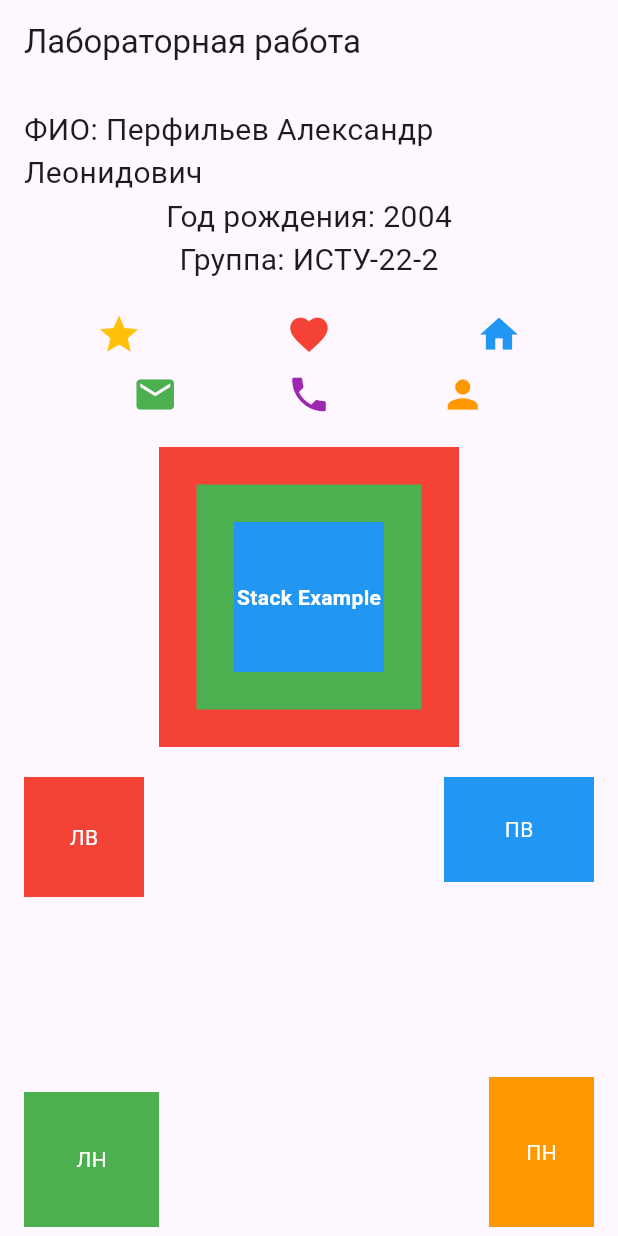
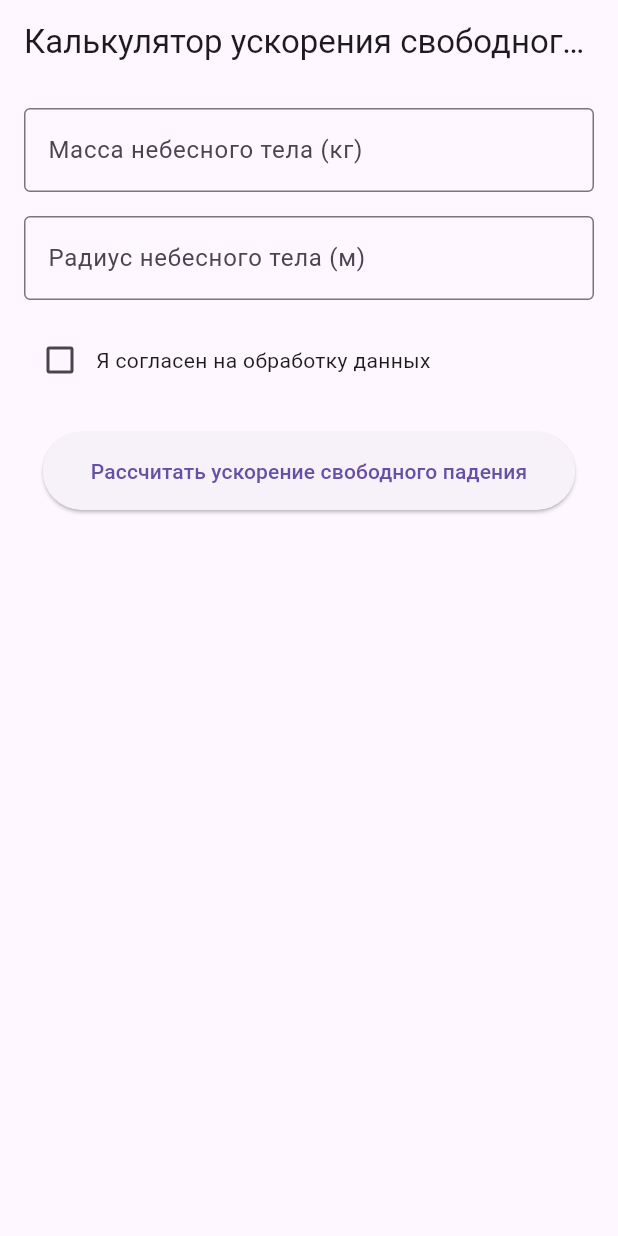
Before and after one commit to Alex-i-ART/Flutter, a Flutter app: the screen it shows after launch, on a phone screen of 412 x 824 dp. Run offline on Flutter 3.47's test engine with Material 3 defaults, Android fonts, the phone set to English and light mode, and no system bars.

Commit message:
Сделан калькулятор расчёта ускорения свободного падения.

```diff
--- a/lib/main.dart
+++ b/lib/main.dart
@@ -8,178 +8,322 @@ class MyApp extends StatelessWidget {
   @override
   Widget build(BuildContext context) {
     return MaterialApp(
-      home: Scaffold(
-        appBar: AppBar(
-          title: Text('Лабораторная работа'),
-        ),
-        body: MyHomePage(),
+      title: 'Калькулятор ускорения свободного падения',
+      theme: ThemeData(
+        primarySwatch: Colors.blue,
+        visualDensity: VisualDensity.adaptivePlatformDensity,
       ),
+      home: GravityCalculatorFirstScreen(),
     );
   }
 }
 
-class MyHomePage extends StatelessWidget {
+class GravityCalculatorFirstScreen extends StatefulWidget {
+  @override
+  _GravityCalculatorFirstScreenState createState() => _GravityCalculatorFirstScreenState();
+}
+
+class _GravityCalculatorFirstScreenState extends State<GravityCalculatorFirstScreen> {
+  final _formKey = GlobalKey<FormState>();
+  final TextEditingController _massController = TextEditingController();
+  final TextEditingController _radiusController = TextEditingController();
+  bool _isAgreed = false;
+  bool _isValidating = false;
+
+  static const double G = 6.67430e-11;
+
   @override
   Widget build(BuildContext context) {
-    return SingleChildScrollView(
-      padding: EdgeInsets.all(16.0),
-      child: Center(
-        child: Column(
-          mainAxisAlignment: MainAxisAlignment.center,
+    return Scaffold(
+      appBar: AppBar(
+        title: Text('Калькулятор ускорения свободного падения'),
+      ),
+      body: Form(
+        key: _formKey,
+        child: ListView(
+          padding: const EdgeInsets.all(16.0),
           children: [
-            // Текстовые виджеты в Column
-            Column(
+            // Поле ввода массы
+            TextFormField(
+              controller: _massController,
+              keyboardType: TextInputType.numberWithOptions(decimal: true),
+              decoration: InputDecoration(
+                labelText: 'Масса небесного тела (кг)',
+                hintText: 'Например: 5.972e24',
+                border: OutlineInputBorder(),
+              ),
+              validator: (value) {
+                if (value == null || value.isEmpty) {
+                  return 'Пожалуйста, введите массу';
+                }
+                final normalizedValue = value.replaceAll(',', '.');
+                final mass = double.tryParse(normalizedValue);
+                if (mass == null) {
+                  return 'Пожалуйста, введите корректное число';
+                }
+                if (mass <= 0) {
+                  return 'Масса должна быть больше 0';
+                }
+                return null;
+              },
+            ),
+            SizedBox(height: 16),
+
+            // Поле ввода радиуса
+            TextFormField(
+              controller: _radiusController,
+              keyboardType: TextInputType.numberWithOptions(decimal: true),
+              decoration: InputDecoration(
+                labelText: 'Радиус небесного тела (м)',
+                hintText: 'Например: 6371000',
+                border: OutlineInputBorder(),
+              ),
+              validator: (value) {
+                if (value == null || value.isEmpty) {
+                  return 'Пожалуйста, введите радиус';
+                }
+                final normalizedValue = value.replaceAll(',', '.');
+                final radius = double.tryParse(normalizedValue);
+                if (radius == null) {
+                  return 'Пожалуйста, введите корректное число';
+                }
+                if (radius <= 0) {
+                  return 'Радиус должен быть больше 0';
+                }
+                return null;
+              },
+            ),
+            SizedBox(height: 16),
+
+            // Чекбокс согласия
+            Row(
               children: [
-                Text('ФИО: Перфильев Александр Леонидович', style: TextStyle(fontSize: 20)),
-                Text('Год рождения: 2004', style: TextStyle(fontSize: 20)),
-                Text('Группа: ИСТУ-22-2', style: TextStyle(fontSize: 20)),
-                SizedBox(height: 20),
-              ],
-            ),
-
-            // Виджеты Row с иконками
-            Column(
-              children: [
-                Row(
-                  mainAxisAlignment: MainAxisAlignment.spaceAround,
-                  children: [
-                    Icon(Icons.star, size: 30, color: Colors.amber),
-                    Icon(Icons.favorite, size: 30, color: Colors.red),
-                    Icon(Icons.home, size: 30, color: Colors.blue),
-                  ],
+                Checkbox(
+                  value: _isAgreed,
+                  onChanged: (bool? value) {
+                    setState(() {
+                      _isAgreed = value ?? false;
+                    });
+                  },
                 ),
-                SizedBox(height: 10),
-                Row(
-                  mainAxisAlignment: MainAxisAlignment.spaceEvenly,
-                  children: [
-                    Icon(Icons.email, size: 30, color: Colors.green),
-                    Icon(Icons.phone, size: 30, color: Colors.purple),
-                    Icon(Icons.person, size: 30, color: Colors.orange),
-                  ],
-                ),
-                SizedBox(height: 20),
-              ],
-            ),
-
-            // Виджет Stack с контейнерами
-            Stack(
-              alignment: Alignment.center,
-              children: [
-                Container(color: Colors.red, width: 200, height: 200),
-                Container(color: Colors.green, width: 150, height: 150),
-                Container(color: Colors.blue, width: 100, height: 100),
-                Text('Stack Example', style: TextStyle(color: Colors.white, fontWeight: FontWeight.bold)),
-              ],
-            ),
-            SizedBox(height: 20),
-
-            // НОВЫЙ Stack с контейнерами по углам
-            Container(
-              height: 300, // Высота для Stack
-              child: Stack(
-                children: [
-                  // Левый верхний угол
-                  Positioned(
-                    top: 0,
-                    left: 0,
-                    child: Container(
-                      width: 80,
-                      height: 80,
-                      color: Colors.red,
-                      child: Center(child: Text('ЛВ', style: TextStyle(color: Colors.white))),
+                Expanded(
+                  child: GestureDetector(
+                    onTap: () {
+                      setState(() {
+                        _isAgreed = !_isAgreed;
+                      });
+                    },
+                    child: Text(
+                      'Я согласен на обработку данных',
+                      style: TextStyle(
+                        color: _isValidating && !_isAgreed ? Colors.red : null,
+                      ),
                     ),
                   ),
-
-                  // Правый верхний угол
-                  Positioned(
-                    top: 0,
-                    right: 0,
-                    child: Container(
-                      width: 100,
-                      height: 70,
-                      color: Colors.blue,
-                      child: Center(child: Text('ПВ', style: TextStyle(color: Colors.white))),
-                    ),
-                  ),
-
-                  // Левый нижний угол
-                  Positioned(
-                    bottom: 0,
-                    left: 0,
-                    child: Container(
-                      width: 90,
-                      height: 90,
-                      color: Colors.green,
-                      child: Center(child: Text('ЛН', style: TextStyle(color: Colors.white))),
-                    ),
-                  ),
-
-                  // Правый нижний угол
-                  Positioned(
-                    bottom: 0,
-                    right: 0,
-                    child: Container(
-                      width: 70,
-                      height: 100,
-                      color: Colors.orange,
-                      child: Center(child: Text('ПН', style: TextStyle(color: Colors.white))),
-                    ),
-                  ),
-                ],
-              ),
-            ),
-            SizedBox(height: 20),
-
-            // Текстовые виджеты в Wrap
-            Wrap(
-              spacing: 8.0,
-              runSpacing: 8.0,
-              children: [
-                Container(
-                  padding: EdgeInsets.all(8.0),
-                  color: Colors.amber,
-                  child: Text('ФИО: Перфиьев Александр Леоинидович'),
-                ),
-                Container(
-                  padding: EdgeInsets.all(8.0),
-                  color: Colors.lightBlue,
-                  child: Text('Год рождения: 2004'),
-                ),
-                Container(
-                  padding: EdgeInsets.all(8.0),
-                  color: Colors.lightGreen,
-                  child: Text('Группа: ИСТУ-22-2'),
-                ),
-                Container(
-                  padding: EdgeInsets.all(8.0),
-                  color: Colors.pinkAccent,
-                  child: Text('Специальность: Программист'),
-                ),
-                Container(
-                  padding: EdgeInsets.all(8.0),
-                  color: Colors.deepPurpleAccent,
-                  child: Text('Курс: 4'),
                 ),
               ],
             ),
+            if (_isValidating && !_isAgreed)
+              Padding(
+                padding: const EdgeInsets.only(left: 8.0, top: 4.0),
+                child: Text(
+                  'Необходимо согласие на обработку данных',
+                  style: TextStyle(
+                    color: Colors.red,
+                    fontSize: 12,
+                  ),
+                ),
+              ),
 
-            // Original Wrap с цветными контейнерами
-            SizedBox(height: 20),
-            Wrap(
-              spacing: 8.0,
-              runSpacing: 8.0,
-              children: List.generate(6, (index) {
-                return Container(
-                  width: 100,
-                  height: 100,
-                  color: Colors.primaries[index % Colors.primaries.length],
-                  child: Center(child: Text('Container $index', style: TextStyle(color: Colors.white))),
-                );
-              }),
+            SizedBox(height: 24),
+
+            // Кнопка расчета
+            Center(
+              child: ElevatedButton(
+                onPressed: _calculateGravity,
+                child: Text('Рассчитать ускорение свободного падения'),
+                style: ElevatedButton.styleFrom(
+                  padding: EdgeInsets.symmetric(horizontal: 32, vertical: 16),
+                ),
+              ),
             ),
+            SizedBox(height: 100),
           ],
         ),
       ),
     );
   }
+
+  void _calculateGravity() {
+    setState(() {
+      _isValidating = true;
+    });
+
+    if (!_formKey.currentState!.validate()) {
+      return;
+    }
+
+    if (!_isAgreed) {
+      return;
+    }
+
+    final normalizedMass = _massController.text.replaceAll(',', '.');
+    final normalizedRadius = _radiusController.text.replaceAll(',', '.');
+
+    final mass = double.tryParse(normalizedMass);
+    final radius = double.tryParse(normalizedRadius);
+
+    if (mass == null || radius == null) {
+      ScaffoldMessenger.of(context).showSnackBar(
+        SnackBar(
+          content: Text('Ошибка при преобразовании чисел'),
+          backgroundColor: Colors.red,
+        ),
+      );
+      return;
+    }
+
+    Navigator.push(
+      context,
+      MaterialPageRoute(
+        builder: (context) => GravityResultScreen(
+          mass: mass,
+          radius: radius,
+        ),
+      ),
+    );
+  }
+
+  @override
+  void dispose() {
+    _massController.dispose();
+    _radiusController.dispose();
+    super.dispose();
+  }
 }
+
+class GravityResultScreen extends StatelessWidget {
+  final double mass;
+  final double radius;
+  static const double G = 6.67430e-11;
+
+  GravityResultScreen({
+    required this.mass,
+    required this.radius,
+  });
+
+  double _calculateGravity() {
+    try {
+      return (G * mass) / (radius * radius);
+    } catch (e) {
+      return double.infinity;
+    }
+  }
+
+  String _getGravityDescription(double gravity) {
+    if (gravity.isInfinite) {
+      return 'Ошибка расчета';
+    }
+    if (gravity < 1) {
+      return 'Очень слабая гравитация (меньше Луны)';
+    } else if (gravity < 5) {
+      return 'Слабая гравитация (как на Марсе)';
+    } else if (gravity < 9) {
+      return 'Умеренная гравитация';
+    } else if (gravity >= 9 && gravity <= 11) {
+      return 'Сильная гравитация (как на Земле)';
+    } else {
+      return 'Очень сильная гравитация (больше Земли)';
+    }
+  }
+
+  @override
+  Widget build(BuildContext context) {
+    final gravity = _calculateGravity();
+    final description = _getGravityDescription(gravity);
+
+    return Scaffold(
+      appBar: AppBar(
+        title: Text('Результаты расчета'),
+        leading: IconButton(
+          icon: Icon(Icons.arrow_back),
+          onPressed: () => Navigator.pop(context),
+        ),
+      ),
+      body: ListView(
+        padding: const EdgeInsets.all(16.0),
+        children: [
+          // Результат расчета
+          Card(
+            elevation: 4,
+            child: Padding(
+              padding: const EdgeInsets.all(16.0),
+              child: Column(
+                children: [
+                  Text(
+                    'Ускорение свободного падения',
+                    style: TextStyle(
+                      fontSize: 20,
+                      fontWeight: FontWeight.bold,
+                    ),
+                  ),
+                  SizedBox(height: 16),
+                  Text(
+                    gravity.isInfinite
+                        ? 'Ошибка'
+                        : '${gravity.toStringAsFixed(2)} м/с²',
+                    style: TextStyle(
+                      fontSize: 32,
+                      fontWeight: FontWeight.bold,
+                      color: gravity.isInfinite ? Colors.red : Colors.blue,
+                    ),
+                  ),
+                  SizedBox(height: 8),
+                  Text(
+                    description,
+                    style: TextStyle(
+                      fontSize: 16,
+                      color: Colors.grey[600],
+                    ),
+                    textAlign: TextAlign.center,
+                  ),
+                ],
+              ),
+            ),
+          ),
+          SizedBox(height: 24),
+
+          // Исходные данные
+          Text(
+            'Исходные данные:',
+            style: TextStyle(
+              fontSize: 18,
+              fontWeight: FontWeight.bold,
+            ),
+          ),
+          SizedBox(height: 12),
+          DataTable(
+            columns: [
+              DataColumn(label: Text('Параметр')),
+              DataColumn(label: Text('Значение')),
+            ],
+            rows: [
+              DataRow(cells: [
+                DataCell(Text('Масса')),
+                DataCell(Text('${mass.toStringAsExponential(2)} кг')),
+              ]),
+              DataRow(cells: [
+                DataCell(Text('Радиус')),
+                DataCell(Text('${radius.toStringAsExponential(2)} м')),
+              ]),
+              DataRow(cells: [
+                DataCell(Text('Гравитационная постоянная')),
+                DataCell(Text('${G.toStringAsExponential(5)} м³/кг·с²')),
+              ]),
+            ],
+          ),
+        ],
+      ),
+    );
+  }
+}
```
